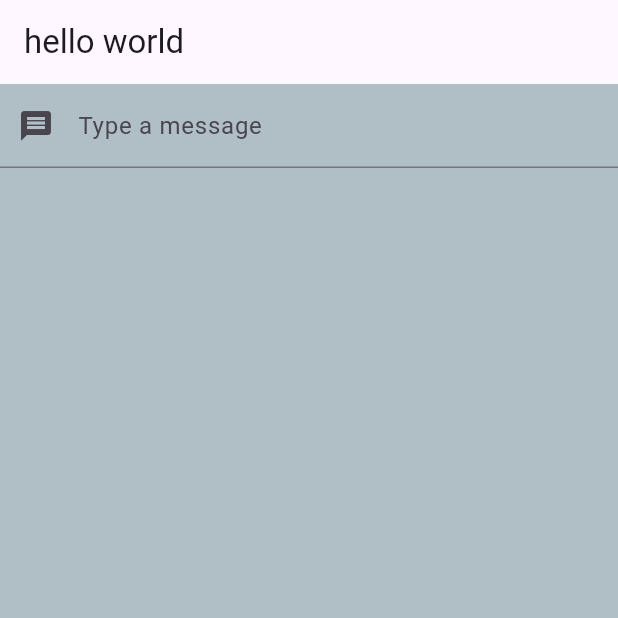
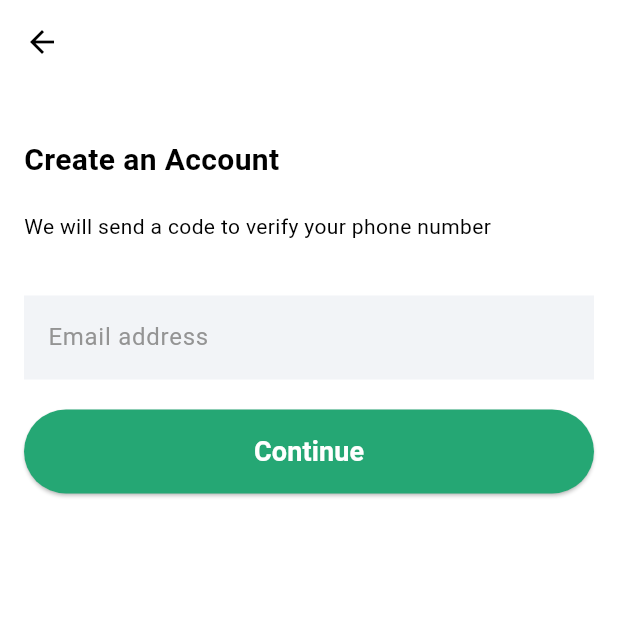
Before and after one commit to onifadjosh/Flutter-s-First, a Flutter app: the screen it shows after launch, on a phone screen of 412 x 824 dp, the top half of it. Run offline on Flutter 3.47's test engine with Material 3 defaults, Android fonts, the phone set to English and light mode, and no system bars.

Commit message:
Update main.dart to create a sign-up page with text input, account text, and an elevated button

```diff
--- a/lib/main.dart
+++ b/lib/main.dart
@@ -1,4 +1,7 @@
+import 'package:flutter/cupertino.dart';
 import 'package:flutter/material.dart';
+import 'package:flutter/services.dart';
+import 'package:flutter/widgets.dart';
 
 void main() {
   runApp(const MainApp());
@@ -13,7 +16,8 @@ class MainApp extends StatelessWidget {
       title: 'Pamilerin App',
       theme: ThemeData(
         primarySwatch: Colors.orange,
-        visualDensity: VisualDensity.adaptivePlatformDensity
+        visualDensity: VisualDensity.adaptivePlatformDensity,
+        colorScheme:const ColorScheme.light(background: Colors.white)
       ),
       home:const MyHomePage(),
     );
@@ -27,78 +31,211 @@ class MyHomePage extends StatelessWidget {
   Widget build(BuildContext context) {
     return Scaffold(
       appBar: AppBar(
-        title: Text('hello world'),
+          leading: IconButton(
+            icon:const Icon(Icons.arrow_back),
+            onPressed: () {
+              Navigator.pop(context);
+            },
+
+            ),
         ),
-        body:TextInput(),
-        backgroundColor: Colors.blueGrey[200],
+
+        body:const CreateInstruction() ,
+
+
+
+
     );
   }
 }
 
-class TextInput extends StatefulWidget {
-  const TextInput({super.key});
-
-  @override
-  State<TextInput> createState() => _TextInputState();
-}
-
-class _TextInputState extends State<TextInput> {
-  final controller = TextEditingController();
-  String text= "";
-
-  @override
-  void dispose(){
-    super.dispose();
-    controller.dispose();
-  }
-  void changeText(text){
-    // setState(() {
-    //   this.text=text;
-    // });
-    this.text = text;
-  }
+class CreateInstruction extends StatelessWidget {
+  const CreateInstruction({super.key});
 
   @override
   Widget build(BuildContext context) {
-    return Column(
-      children: <Widget>[
-      TextField(
-      controller: this.controller,
-      decoration: InputDecoration(
-        prefixIcon: Icon(Icons.message),
-        labelText: "Type a message"),
-        onChanged: (text)=> this.changeText(text),
-    ),
-    Text(this.text)
-    ]);
+    return const Scaffold(
+      body: Padding(
+
+        padding: EdgeInsets.all(16),
+
+        child: Column(
+          mainAxisAlignment: MainAxisAlignment.start,
+          crossAxisAlignment: CrossAxisAlignment.start,
+          children: [
+            Padding(
+              padding: EdgeInsets.symmetric(vertical: 20),
+
+
+                child: Text(
+                  'Create an Account',
+                  style: TextStyle(fontWeight: FontWeight.w600, fontSize:20),
+
+                ),
+              ),
+
+            Padding(padding: EdgeInsets.only(bottom: 36),
+              child: Text('We will send a code to verify your phone number',
+              style: TextStyle(fontSize:14, fontWeight: FontWeight.w400),
+              ),
+            ),
+
+            Padding(padding:
+            EdgeInsets.only(bottom: 20),
+            child:  AccountText(),),
+
+            ElevatedButtonSample()
+
+
+          ],
+        ),
+
+        ),
+    );
+  }
+}
+
+class AccountText extends StatelessWidget {
+  const AccountText({super.key});
+
+  @override
+  Widget build(BuildContext context) {
+
+    return  SizedBox(
+
+      width: double.infinity,
+      child: TextField(
+         onTap: () {
+        FocusScope.of(context).requestFocus();
+      },
+
+        decoration:const InputDecoration(
+          border: InputBorder.none,
+          enabledBorder: InputBorder.none,
+
+          focusedBorder: OutlineInputBorder(
+          borderSide: BorderSide(color: Colors.green),
+
+          ),
+
+
+          fillColor: Color(0xFFF2F4F7),
+          filled: true,
+          labelText: 'Email address',
+          labelStyle: TextStyle( color: Color(0xFF949494), fontSize: 16, fontWeight: FontWeight.w400,))
+      ),
+    );
   }
 }
 
 
-class Counter extends StatefulWidget {
-  const Counter({super.key});
+class ElevatedButtonSample extends StatefulWidget {
+  const ElevatedButtonSample({super.key});
 
   @override
-  State<Counter> createState() => _CounterState();
+  State<ElevatedButtonSample> createState() => _ElevatedButtonSampleState();
 }
 
-
-//more stateful widgets..
-class _CounterState extends State<Counter> {
-  int _counter = 0;
-
-  void _incrementCounter() {
-    setState(() {
-      _counter++;
-    });
-  }
+class _ElevatedButtonSampleState extends State<ElevatedButtonSample> {
   @override
   Widget build(BuildContext context) {
-    return Column(
-      mainAxisAlignment: MainAxisAlignment.center,
-      children: <Widget>[
-        ElevatedButton(onPressed: _incrementCounter, child: Text('increment'))
+    return  Row(
+      children: [
+        Expanded(flex: 1,
+        child: ElevatedButton(
+
+      onPressed: () {
+
+      },
+      style: ButtonStyle(
+       backgroundColor: MaterialStateProperty.all<Color>(const Color(0xFF25A774)),
+
+      ),
+      child:const Padding(
+        padding:EdgeInsets.symmetric(vertical: 15),
+       child:Text('Continue', style: TextStyle(fontSize: 18, fontWeight: FontWeight.w600, color: Color(0xFFFFFFFF),
+      ),
+      ),
+        )
+
+    ),
+        )
       ],
     );
   }
 }
+
+
+
+
+
+
+
+
+// class TextInput extends StatefulWidget {
+//   const TextInput({super.key});
+
+//   @override
+//   State<TextInput> createState() => _TextInputState();
+// }
+
+// class _TextInputState extends State<TextInput> {
+//   final controller = TextEditingController();
+//   String text= "";
+
+//   @override
+//   void dispose(){
+//     super.dispose();
+//     controller.dispose();
+//   }
+//   void changeText(text){
+//     // setState(() {
+//     //   this.text=text;
+//     // });
+//     this.text = text;
+//   }
+
+//   @override
+//   Widget build(BuildContext context) {
+//     return Column(
+//       children: <Widget>[
+//       TextField(
+//       controller: this.controller,
+//       decoration: InputDecoration(
+//         prefixIcon: Icon(Icons.message),
+//         labelText: "Type a message"),
+//         onChanged: (text)=> this.changeText(text),
+//     ),
+//     Text(this.text)
+//     ]);
+//   }
+// }
+
+
+// class Counter extends StatefulWidget {
+//   const Counter({super.key});
+
+//   @override
+//   State<Counter> createState() => _CounterState();
+// }
+
+
+// //more stateful widgets..
+// class _CounterState extends State<Counter> {
+//   int _counter = 0;
+
+//   void _incrementCounter() {
+//     setState(() {
+//       _counter++;
+//     });
+//   }
+//   @override
+//   Widget build(BuildContext context) {
+//     return Column(
+//       mainAxisAlignment: MainAxisAlignment.center,
+//       children: <Widget>[
+//         ElevatedButton(onPressed: _incrementCounter, child: Text('increment'))
+//       ],
+//     );
+//   }
+// }
```
